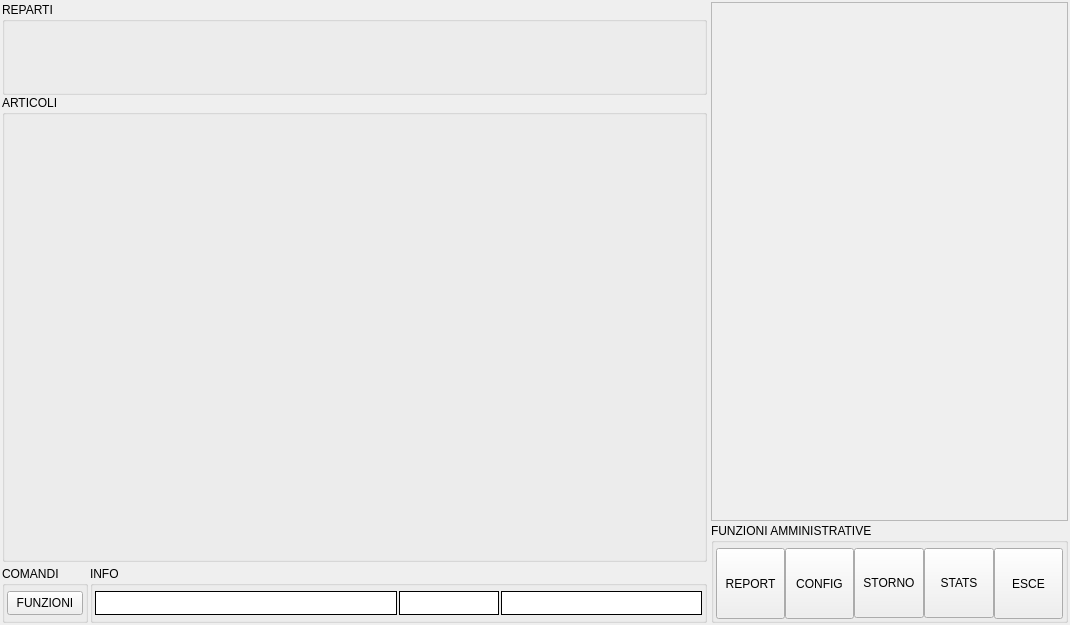
The window that src/mainwindow.ui (mtonin/gestcassa) describes before a commit, drawn with Qt 5.
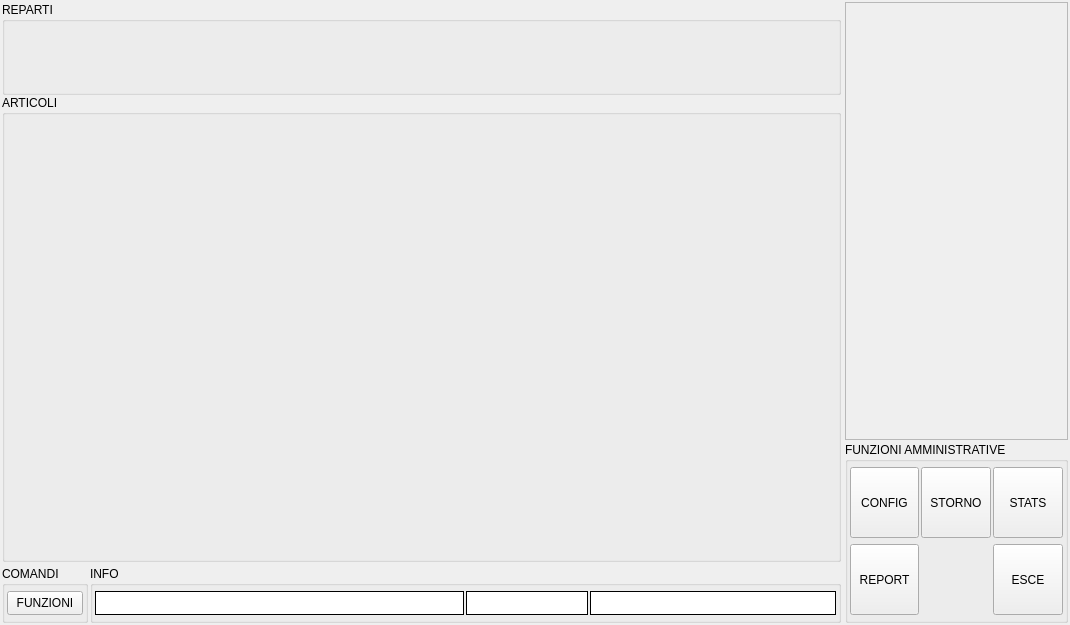
The same window after the commit. Icons and pictures are not drawn.

What changed in the file:
```diff
--- a/src/mainwindow.ui
+++ b/src/mainwindow.ui
@@ -370,7 +370,7 @@
         <property name="maximumSize">
          <size>
           <width>16777215</width>
-          <height>100</height>
+          <height>250</height>
          </size>
         </property>
         <property name="title">
@@ -379,10 +379,7 @@
         <property name="flat">
          <bool>false</bool>
         </property>
-        <layout class="QHBoxLayout" name="horizontalLayout_5">
-         <property name="spacing">
-          <number>0</number>
-         </property>
+        <layout class="QGridLayout" name="gridLayout_2">
          <property name="leftMargin">
           <number>2</number>
          </property>
@@ -395,105 +392,10 @@
          <property name="bottomMargin">
           <number>5</number>
          </property>
-         <item>
-          <spacer name="horizontalSpacer">
-           <property name="orientation">
-            <enum>Qt::Horizontal</enum>
-           </property>
-           <property name="sizeType">
-            <enum>QSizePolicy::MinimumExpanding</enum>
-           </property>
-           <property name="sizeHint" stdset="0">
-            <size>
-             <width>0</width>
-             <height>0</height>
-            </size>
-           </property>
-          </spacer>
-         </item>
-         <item>
-          <widget class="QToolButton" name="reportBtn">
-           <property name="sizePolicy">
-            <sizepolicy hsizetype="MinimumExpanding" vsizetype="Expanding">
-             <horstretch>0</horstretch>
-             <verstretch>0</verstretch>
-            </sizepolicy>
-           </property>
-           <property name="minimumSize">
-            <size>
-             <width>69</width>
-             <height>71</height>
-            </size>
-           </property>
-           <property name="maximumSize">
-            <size>
-             <width>100</width>
-             <height>100</height>
-            </size>
-           </property>
-           <property name="text">
-            <string>REPORT</string>
-           </property>
-           <property name="icon">
-            <iconset resource="risorse.qrc">
-             <normaloff>:/GestCassa/report 2</normaloff>:/GestCassa/report 2</iconset>
-           </property>
-           <property name="iconSize">
-            <size>
-             <width>48</width>
-             <height>48</height>
-            </size>
-           </property>
-           <property name="autoExclusive">
-            <bool>false</bool>
-           </property>
-           <property name="toolButtonStyle">
-            <enum>Qt::ToolButtonTextUnderIcon</enum>
-           </property>
-          </widget>
-         </item>
-         <item>
-          <widget class="QToolButton" name="configurazioneBtn">
-           <property name="sizePolicy">
-            <sizepolicy hsizetype="MinimumExpanding" vsizetype="Expanding">
-             <horstretch>0</horstretch>
-             <verstretch>0</verstretch>
-            </sizepolicy>
-           </property>
-           <property name="minimumSize">
-            <size>
-             <width>69</width>
-             <height>71</height>
-            </size>
-           </property>
-           <property name="maximumSize">
-            <size>
-             <width>100</width>
-             <height>100</height>
-            </size>
-           </property>
-           <property name="text">
-            <string>CONFIG</string>
-           </property>
-           <property name="icon">
-            <iconset resource="risorse.qrc">
-             <normaloff>:/GestCassa/configurazione</normaloff>:/GestCassa/configurazione</iconset>
-           </property>
-           <property name="iconSize">
-            <size>
-             <width>48</width>
-             <height>48</height>
-            </size>
-           </property>
-           <property name="autoExclusive">
-            <bool>false</bool>
-           </property>
-           <property name="toolButtonStyle">
-            <enum>Qt::ToolButtonTextUnderIcon</enum>
-           </property>
-          </widget>
-         </item>
-         <item>
+         <property name="horizontalSpacing">
+          <number>2</number>
+         </property>
+         <item row="0" column="2">
           <widget class="QToolButton" name="stornoBtn">
            <property name="sizePolicy">
             <sizepolicy hsizetype="MinimumExpanding" vsizetype="Expanding">
@@ -510,7 +412,7 @@
            <property name="maximumSize">
             <size>
              <width>100</width>
-             <height>70</height>
+             <height>100</height>
             </size>
            </property>
            <property name="text">
@@ -534,7 +436,7 @@
            </property>
           </widget>
          </item>
-         <item>
+         <item row="0" column="3">
           <widget class="QToolButton" name="statsBtn">
            <property name="sizePolicy">
             <sizepolicy hsizetype="MinimumExpanding" vsizetype="Expanding">
@@ -551,7 +453,7 @@
            <property name="maximumSize">
             <size>
              <width>100</width>
-             <height>70</height>
+             <height>100</height>
             </size>
            </property>
            <property name="text">
@@ -575,7 +477,7 @@
            </property>
           </widget>
          </item>
-         <item>
+         <item row="1" column="3">
           <widget class="QToolButton" name="closeBtn">
            <property name="sizePolicy">
             <sizepolicy hsizetype="MinimumExpanding" vsizetype="Expanding">
@@ -616,21 +518,87 @@
            </property>
           </widget>
          </item>
-         <item>
-          <spacer name="horizontalSpacer_2">
-           <property name="orientation">
-            <enum>Qt::Horizontal</enum>
+         <item row="1" column="1">
+          <widget class="QToolButton" name="reportBtn">
+           <property name="sizePolicy">
+            <sizepolicy hsizetype="MinimumExpanding" vsizetype="Expanding">
+             <horstretch>0</horstretch>
+             <verstretch>0</verstretch>
+            </sizepolicy>
            </property>
-           <property name="sizeType">
-            <enum>QSizePolicy::MinimumExpanding</enum>
+           <property name="minimumSize">
+            <size>
+             <width>69</width>
+             <height>71</height>
+            </size>
            </property>
-           <property name="sizeHint" stdset="0">
+           <property name="maximumSize">
             <size>
-             <width>0</width>
-             <height>0</height>
+             <width>100</width>
+             <height>100</height>
             </size>
            </property>
-          </spacer>
+           <property name="text">
+            <string>REPORT</string>
+           </property>
+           <property name="icon">
+            <iconset resource="risorse.qrc">
+             <normaloff>:/GestCassa/report 2</normaloff>:/GestCassa/report 2</iconset>
+           </property>
+           <property name="iconSize">
+            <size>
+             <width>48</width>
+             <height>48</height>
+            </size>
+           </property>
+           <property name="autoExclusive">
+            <bool>false</bool>
+           </property>
+           <property name="toolButtonStyle">
+            <enum>Qt::ToolButtonTextUnderIcon</enum>
+           </property>
+          </widget>
+         </item>
+         <item row="0" column="1">
+          <widget class="QToolButton" name="configurazioneBtn">
+           <property name="sizePolicy">
+            <sizepolicy hsizetype="MinimumExpanding" vsizetype="Expanding">
+             <horstretch>0</horstretch>
+             <verstretch>0</verstretch>
+            </sizepolicy>
+           </property>
+           <property name="minimumSize">
+            <size>
+             <width>69</width>
+             <height>71</height>
+            </size>
+           </property>
+           <property name="maximumSize">
+            <size>
+             <width>100</width>
+             <height>100</height>
+            </size>
+           </property>
+           <property name="text">
+            <string>CONFIG</string>
+           </property>
+           <property name="icon">
+            <iconset resource="risorse.qrc">
+             <normaloff>:/GestCassa/configurazione</normaloff>:/GestCassa/configurazione</iconset>
+           </property>
+           <property name="iconSize">
+            <size>
+             <width>48</width>
+             <height>48</height>
+            </size>
+           </property>
+           <property name="autoExclusive">
+            <bool>false</bool>
+           </property>
+           <property name="toolButtonStyle">
+            <enum>Qt::ToolButtonTextUnderIcon</enum>
+           </property>
+          </widget>
          </item>
         </layout>
        </widget>
```
